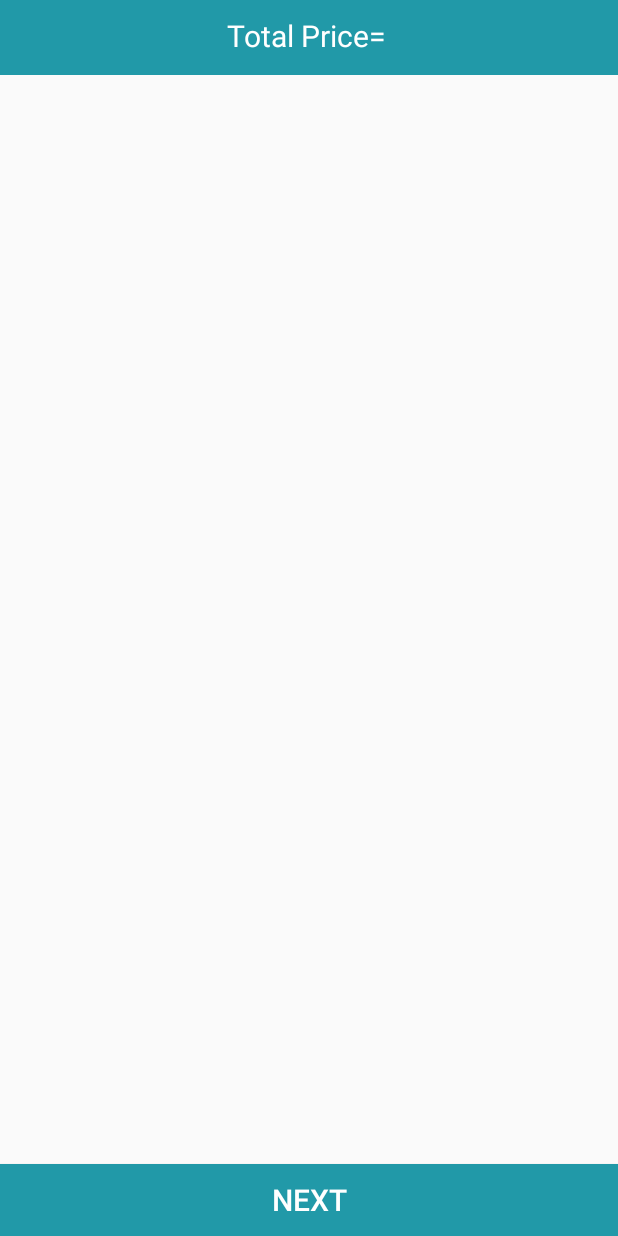
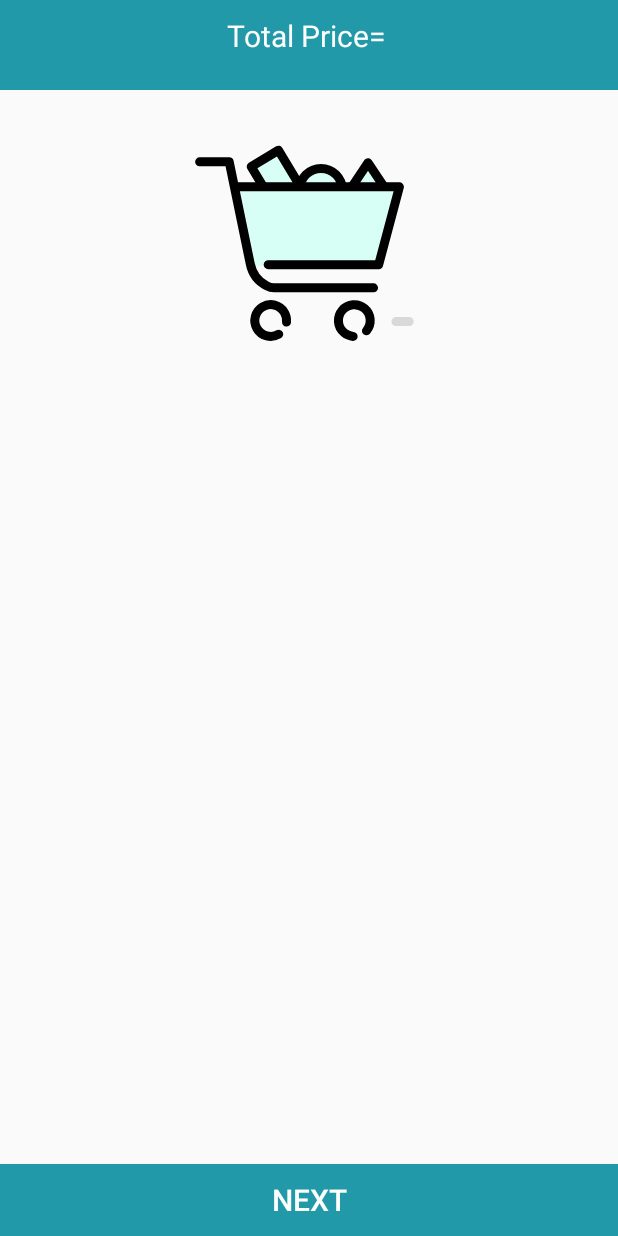
Before and after one commit to Isini-Dananjana/MADD-PharmacyApp, an Android app: the My_Cart screen opened directly, with no data from a screen before it, on a phone screen of 412 x 824 dp. Run offline under Robolectric (Android 15) with nearby library versions, the phone set to English and light mode, and no system bars; our stand-ins replace Firebase (no records; nobody signed in at launch, a user with empty details on screens opened directly), Picasso; 3 statements that could not run were skipped.

Commit message:
cart modified

```diff
--- a/app/build.gradle
+++ b/app/build.gradle
@@ -74,6 +74,9 @@ dependencies {
     implementation 'de.hdodenhof:circleimageview:3.1.0'
     implementation 'com.cepheuen.elegant-number-button:lib:1.0.2'
 
+    //animation
+    implementation 'com.airbnb.android:lottie:3.4.2'
+
 
     implementation 'io.paperdb:paperdb:2.6'
     implementation 'androidx.legacy:legacy-support-v4:1.0.0'
--- a/app/src/main/AndroidManifest.xml
+++ b/app/src/main/AndroidManifest.xml
@@ -13,6 +13,7 @@
         android:roundIcon="@mipmap/ic_launcher_round"
         android:supportsRtl="true"
         android:theme="@style/AppTheme">
+        <activity android:name=".SearchProductsActivity"></activity>
         <activity android:name=".SendMessage"></activity>
         <activity android:name=".Checkout_ItemsLayout" />
         <activity android:name=".ConfirmPrescri_order" />
--- a/app/src/main/java/com/example/medicare_pharmacyapp/Model/Cart.java
+++ b/app/src/main/java/com/example/medicare_pharmacyapp/Model/Cart.java
@@ -34,6 +34,7 @@ public class Cart {
         this.pname = name;
     }
 
+
     public String getPrice() {
         return price;
     }
--- a/app/src/main/java/com/example/medicare_pharmacyapp/ViewHolder/CartViewHolder.java
+++ b/app/src/main/java/com/example/medicare_pharmacyapp/ViewHolder/CartViewHolder.java
@@ -1,6 +1,7 @@
 package com.example.medicare_pharmacyapp.ViewHolder;
 
 import android.view.View;
+import android.widget.ImageView;
 import android.widget.TextView;
 
 import androidx.annotation.NonNull;
@@ -14,8 +15,10 @@ public class CartViewHolder extends RecyclerView.ViewHolder implements View.OnCl
     public TextView txtProductName, txtProductPrice, txtProductQuantity;
     private ItemClickListener itemClickListener;
 
+
     public CartViewHolder(@NonNull View itemView) {
         super(itemView);
+
 
         txtProductName = itemView.findViewById(R.id.cart_product_name);
         txtProductQuantity = itemView.findViewById(R.id.cart_product_quantity);
--- a/app/src/main/res/layout/activity_my__cart.xml
+++ b/app/src/main/res/layout/activity_my__cart.xml
@@ -9,7 +9,7 @@
    <RelativeLayout
        android:id="@+id/rel"
        android:layout_width="match_parent"
-       android:layout_height="50dp"
+       android:layout_height="60dp"
        android:background="@color/colorPrimaryDark"
        android:layout_alignParentTop="true">
 
@@ -24,11 +24,35 @@
            android:layout_marginTop="10dp"/>
    </RelativeLayout>
 
+    <com.airbnb.lottie.LottieAnimationView
+        android:id="@+id/cart_anime"
+        app:lottie_rawRes="@raw/cart"
+        app:lottie_autoPlay="true"
+        app:lottie_loop="true"
+        android:layout_width="200dp"
+        android:layout_height="200dp"
+        android:layout_centerHorizontal="true"
+        android:layout_below="@id/rel"/>
+
+    <TextView
+        android:id="@+id/msg1"
+        android:layout_width="match_parent"
+        android:layout_height="wrap_content"
+        android:textColor="@color/colorPrimaryDark"
+        android:layout_marginStart="10dp"
+        android:layout_marginEnd="10dp"
+        android:textAlignment="center"
+        android:layout_centerVertical="true"
+        android:text="Congrtulations, your final order has been placed successfully. Soon it will be verified."
+        android:textSize="20dp"
+        android:visibility="gone"/>
+
     <androidx.recyclerview.widget.RecyclerView
        android:id="@+id/cart_list"
         android:layout_width="match_parent"
         android:layout_height="match_parent"
-        android:layout_below="@+id/rel"
+
+        android:layout_below="@+id/cart_anime"
         android:layout_above="@+id/next">
 
     </androidx.recyclerview.widget.RecyclerView>
--- a/app/src/main/res/layout/cart_items_layout.xml
+++ b/app/src/main/res/layout/cart_items_layout.xml
@@ -8,10 +8,12 @@
 
     <RelativeLayout
         android:layout_width="match_parent"
-        android:layout_height="80dp"
+        android:layout_height="100dp"
         android:background="@color/colorPrimaryDark"
         android:padding="10dp"
         android:textAlignment="textEnd">
+
+
 
         <TextView
             android:id="@+id/cart_product_name"
```
Also changed, not shown: app/src/main/java/com/example/medicare_pharmacyapp/Display_Item.java (+53 -2 lines), app/src/main/java/com/example/medicare_pharmacyapp/My_Cart.java (+64 -2 lines), app/src/main/res/raw/cart.json (added, +1 -0 lines).
